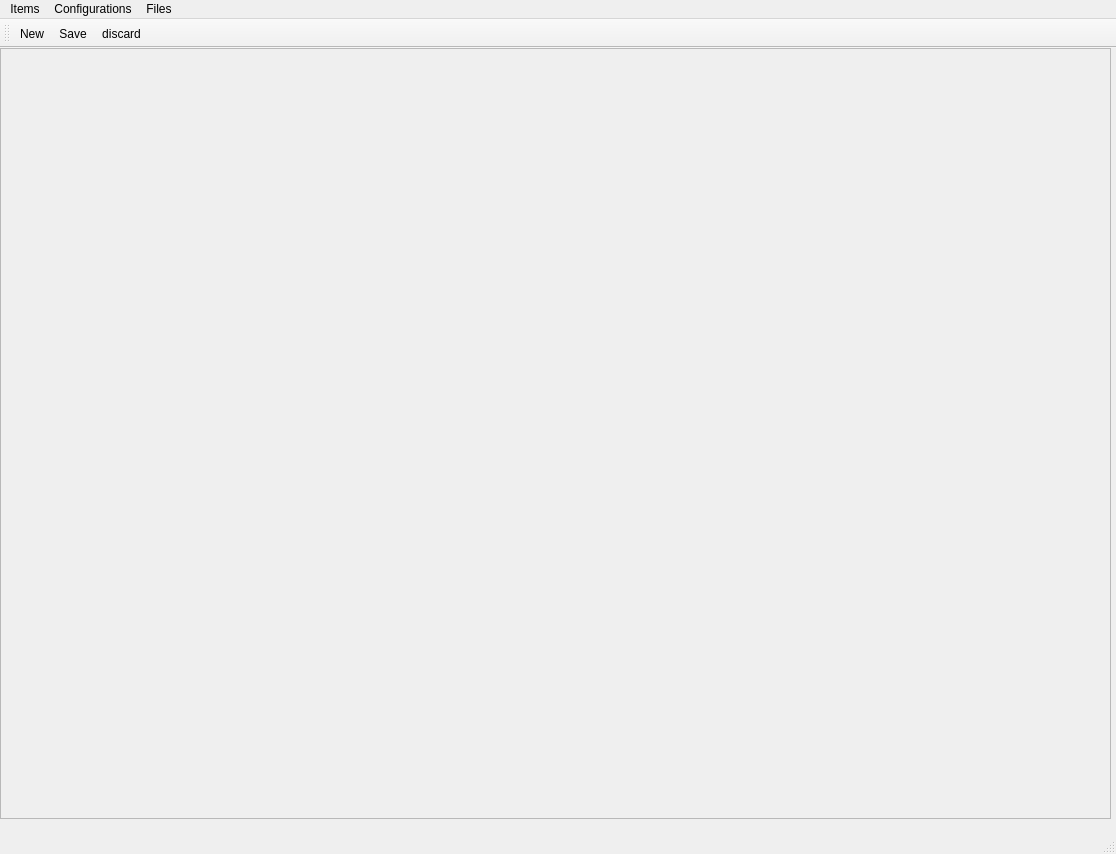
Qt form WMS_System/UI/MainWindow.ui (cdefaz08/WMS) before a commit.
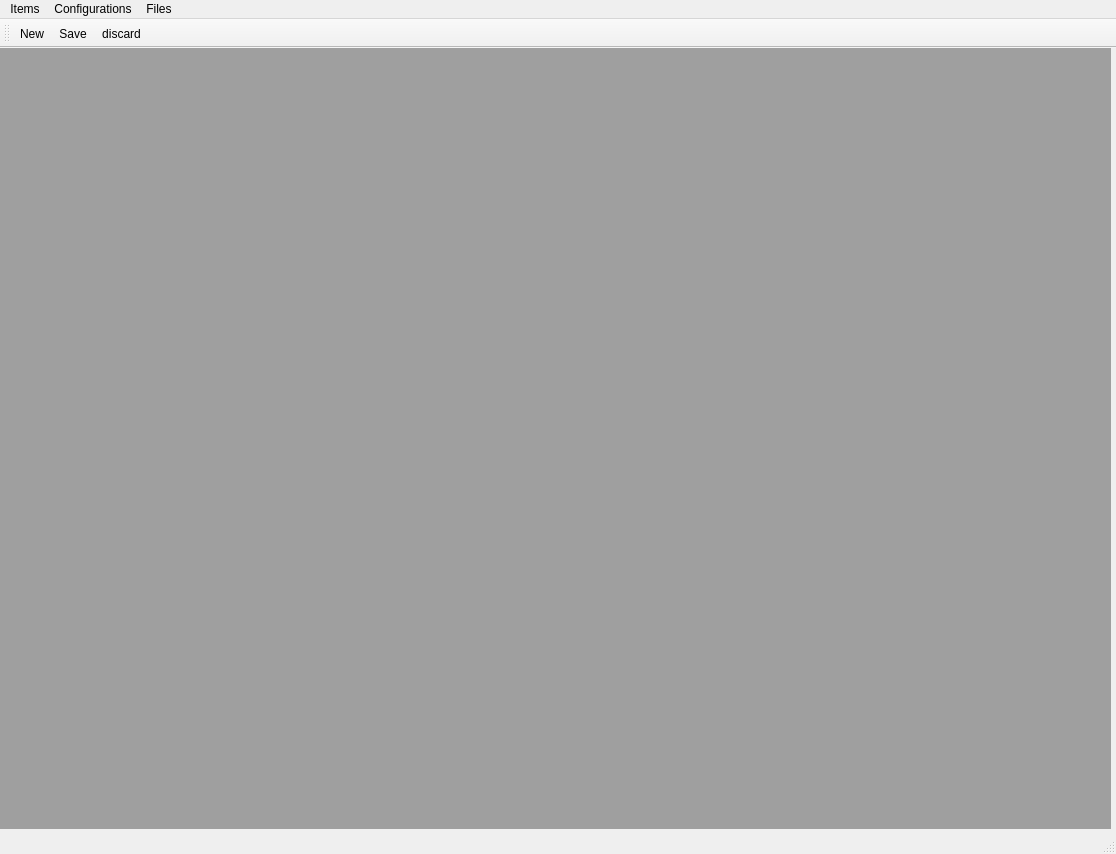
The same form after that commit.

The edit to the form file:
```diff
--- a/WMS_System/UI/MainWindow.ui
+++ b/WMS_System/UI/MainWindow.ui
@@ -14,21 +14,15 @@
    <string>MainWindow</string>
   </property>
   <widget class="QWidget" name="centralwidget">
-   <widget class="QFrame" name="frame_ItemSearch">
+   <widget class="QMdiArea" name="mdiArea">
     <property name="geometry">
      <rect>
       <x>0</x>
       <y>0</y>
       <width>1111</width>
-      <height>771</height>
+      <height>781</height>
      </rect>
     </property>
-    <property name="frameShape">
-     <enum>QFrame::StyledPanel</enum>
-    </property>
-    <property name="frameShadow">
-     <enum>QFrame::Raised</enum>
-    </property>
    </widget>
   </widget>
   <widget class="QMenuBar" name="menubar">
```
